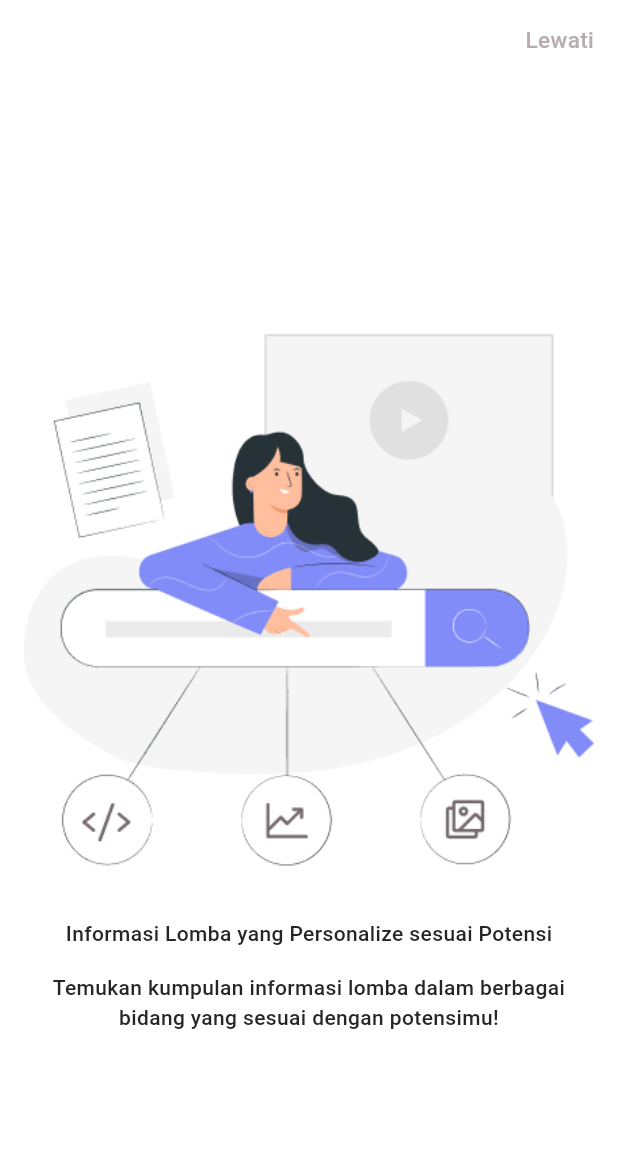
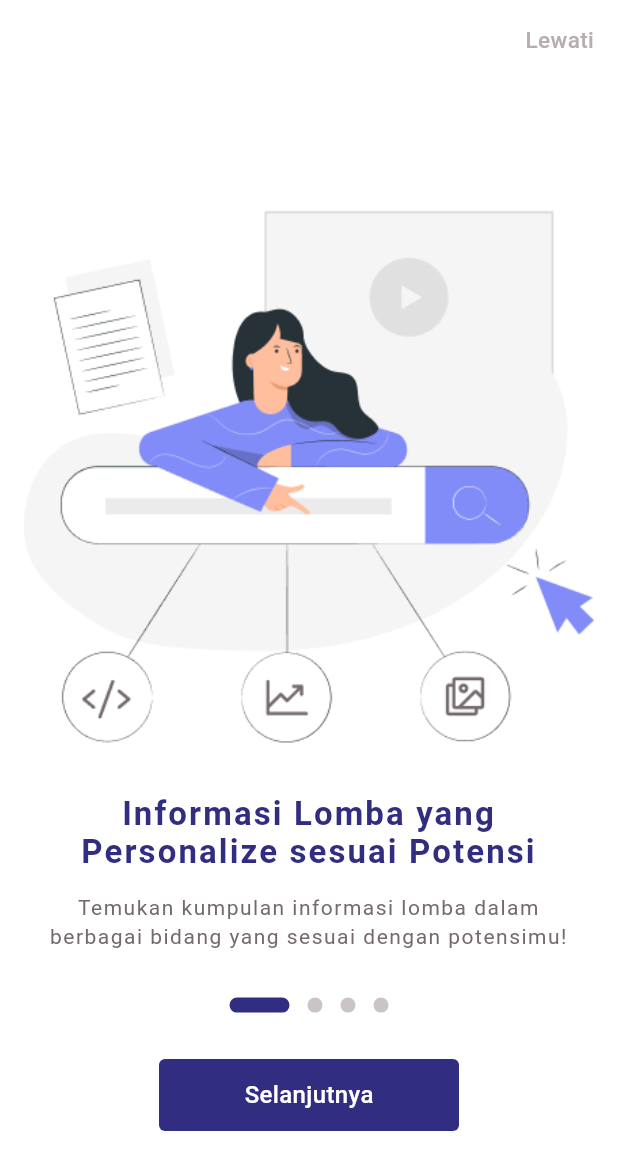
Before and after one commit to AbdullahFathan/compedia, a Flutter app: the screen it shows after launch, on a phone screen of 412 x 824 dp. Shown: the top 1170 px of the screen. Run offline on Flutter 3.47's test engine with Material 3 defaults, Android fonts, the phone set to English and light mode, and no system bars; drawn by our look-alikes of dots_indicator; our stand-ins replace cached_network_image, dio, flutter_dotenv, flutter_secure_storage, flutter_svg, get and 1 more; generated files the repository leaves out were written again; project files that could hold a hidden picture were left out.

Commit message:
UI: onboarding page done

```diff
--- a/lib/config/themes/resources/app_color.dart
+++ b/lib/config/themes/resources/app_color.dart
@@ -11,6 +11,7 @@
 
   static const bordeColor = Colors.grey;
   static const hintColor = Color(0xffBABABC);
+  static const neutral50 = Color(0xffCBC4C6);
   static const neutral60 = Color(0xf7B5AAAE);
   static const neutral70 = Color(0xff74696D);
   static const neutral100 = Color(0xff212427);
--- a/lib/config/translation/langs/indonesia.dart
+++ b/lib/config/translation/langs/indonesia.dart
@@ -3,17 +3,17 @@
   'txt_logo_welcome': 'Maksimalkan Potensimu, Raih Mimpimu sebagai',
 
   //Onboarding Page
-  'txt_title1': 'Informasi Lomba yang Personalize sesuai Potensi',
+  'txt_title1': 'Informasi Lomba yang\nPersonalize sesuai Potensi',
   'txt_contents1':
-      'Temukan kumpulan informasi lomba dalam berbagai bidang yang sesuai dengan potensimu!',
-  'txt_title2': 'Teman Bot AI hadir untuk Membantumu Kapanpun',
+      'Temukan kumpulan informasi lomba dalam\nberbagai bidang yang sesuai dengan potensimu!',
+  'txt_title2': 'Teman Bot AI hadir untuk\nMembantumu Kapanpun',
   'txt_contents2':
-      'Tersedia layanan diskusi dan brainstorming 24 jam dengan Bot AI sebagai temanmu!',
-  'txt_title3': 'Temukan Mentor-Mentor Profesional Pada Bidangnya',
+      'Tersedia layanan diskusi dan brainstorming 24 jam\ndengan Bot AI sebagai temanmu!',
+  'txt_title3': 'Temukan Mentor-Mentor\nProfesional Pada Bidangnya',
   'txt_contents3':
-      'Tersedia mentor-mentor yang dapat mengakselerasi prosesmu dalam meraih juara!',
-  'txt_title4': 'Bagikan, Ceritakan, dan Diskusikan Pengalamanmu',
+      'Tersedia mentor-mentor yang dapat\nmengakselerasi prosesmu dalam meraih juara!',
+  'txt_title4': 'Bagikan, Ceritakan, dan\nDiskusikan Pengalamanmu',
   'txt_contents4':
-      'Bagikan pengalaman lombamu dan jadilah inspirasi bagi mereka yang masih berproses!',
+      'Bagikan pengalaman lombamu dan jadilah\ninspirasi bagi mereka yang masih berproses!',
   'txt_btn_lewati': 'Lewati',
 };
--- a/lib/features/onboarding/onboarding_controller.dart
+++ b/lib/features/onboarding/onboarding_controller.dart
@@ -1,5 +1,36 @@
 import 'package:compedia/data/remote/base/base_controller.dart';
+import 'package:compedia/features/login/login_page.dart';
+import 'package:compedia/features/onboarding/models/onboarding.dart';
+import 'package:flutter/material.dart';
+import 'package:get/get.dart';
 
 class OnboardingController extends BaseController<void> {
-  Future<void> loadData() async {}
+  PageController pageController = PageController();
+
+  RxInt currIndex = 0.obs;
+
+  void onPageChange(int index) {
+    currIndex.value = index;
+  }
+
+  void nextPage() {
+    if (currIndex.value < onboardingConstan.length - 1) {
+      pageController.nextPage(
+        duration: const Duration(milliseconds: 300),
+        curve: Curves.easeInOut,
+      );
+    } else {
+      Get.offNamed(LoginPage.route);
+    }
+  }
+
+  void skipPage() {
+    pageController.jumpToPage(onboardingConstan.length - 1);
+  }
+
+  @override
+  void onClose() {
+    pageController.dispose();
+    super.onClose();
+  }
 }
--- a/lib/features/onboarding/onboarding_page.dart
+++ b/lib/features/onboarding/onboarding_page.dart
@@ -3,6 +3,8 @@
 import 'package:compedia/features/onboarding/onboarding_controller.dart';
 
 import 'package:compedia/utils/widget/image_load.dart';
+import 'package:compedia/utils/widget/primary_button.dart';
+import 'package:dots_indicator/dots_indicator.dart';
 import 'package:flutter/material.dart';
 
 import 'package:get/get.dart';
@@ -22,6 +24,8 @@
               padding: const EdgeInsets.all(16),
               child: Align(
                 alignment: Alignment.topRight,
+                child: InkWell(
+                  onTap: () => controller.skipPage(),
                   child: Text(
                     'txt_btn_lewati'.tr,
                     style: Get.textTheme.bodyMedium!.copyWith(
@@ -31,13 +35,20 @@
                   ),
                 ),
               ),
+            ),
             Expanded(
               child: PageView.builder(
+                controller: controller.pageController,
                 itemCount: onboardingConstan.length,
+                onPageChanged: (value) => controller.onPageChange(value),
                 itemBuilder: (context, index) {
                   var item = onboardingConstan[index];
-                return Container(
+                  return Obx(
+                    () => Container(
                       padding: const EdgeInsets.all(16),
+                      margin: const EdgeInsets.only(
+                        bottom: 16,
+                      ),
                       child: Column(
                         crossAxisAlignment: CrossAxisAlignment.center,
                         mainAxisAlignment: MainAxisAlignment.center,
@@ -49,13 +60,51 @@
                             ),
                             child: Text(
                               item.title,
+                              textAlign: TextAlign.center,
+                              style: Get.textTheme.displayLarge!.copyWith(
+                                fontSize: 22,
+                                color: AppColor.primaryColor,
+                                letterSpacing: 1.4,
+                              ),
                             ),
                           ),
                           Text(
                             item.content,
                             textAlign: TextAlign.center,
+                            style: Get.textTheme.bodySmall!.copyWith(
+                              color: AppColor.neutral70,
+                              fontSize: 14,
+                              letterSpacing: 1,
                             ),
+                          ),
+                          Padding(
+                            padding: const EdgeInsets.symmetric(vertical: 25),
+                            child: DotsIndicator(
+                              dotsCount: onboardingConstan.length,
+                              position: controller.currIndex.value,
+                              decorator: DotsDecorator(
+                                size: const Size.square(10),
+                                activeColor: AppColor.primaryColor,
+                                color: AppColor.neutral50,
+                                activeSize: const Size(40, 10.0),
+                                activeShape: RoundedRectangleBorder(
+                                    borderRadius: BorderRadius.circular(5.0)),
+                              ),
+                            ),
+                          ),
+                          SizedBox(
+                            width: 200,
+                            child: PrimaryButton(
+                              text: controller.currIndex.value ==
+                                      onboardingConstan.length - 1
+                                  ? "Mulai Sekarang!"
+                                  : "Selanjutnya",
+                              onPressed: () => controller.nextPage(),
+                              fontSize: 16,
+                            ),
+                          )
                         ],
+                      ),
                     ),
                   );
                 },
@@ -63,6 +112,7 @@
             ),
           ],
         ),
-    ));
+      ),
+    );
   }
 }
--- a/pubspec.yaml
+++ b/pubspec.yaml
@@ -9,6 +9,7 @@
 dependencies:
   cached_network_image: ^3.3.1
   dio: ^5.4.2+1
+  dots_indicator: ^3.0.0
   flutter:
     sdk: flutter
   flutter_dotenv: ^5.1.0
```
Also changed, not shown: pubspec.lock. Lines whose indentation alone changed are shown as unchanged.
